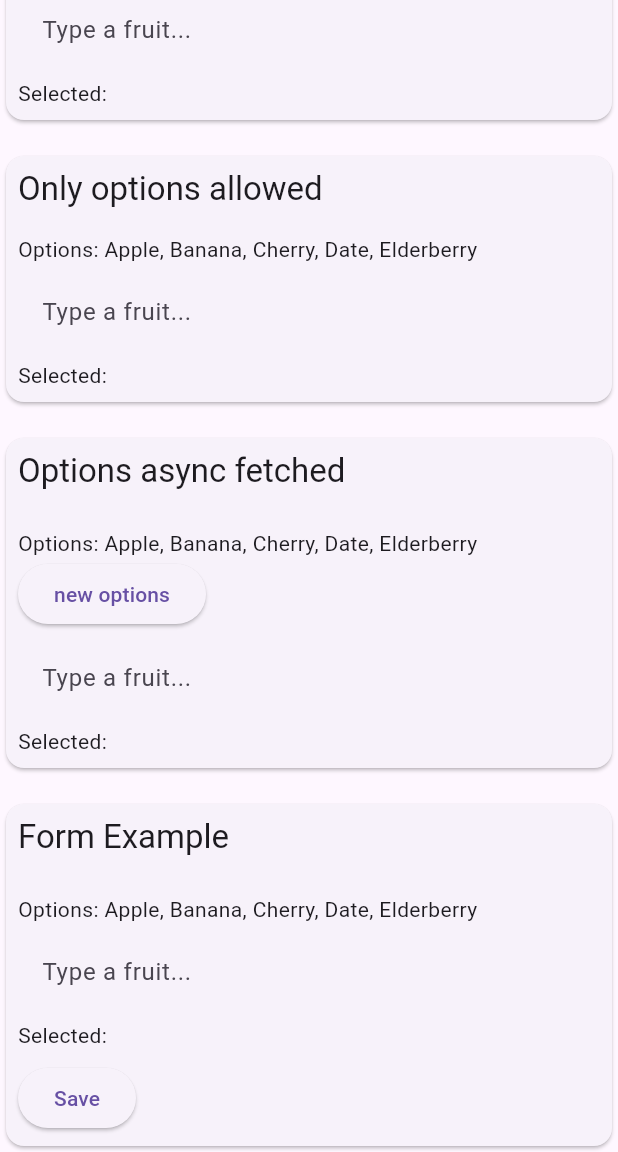
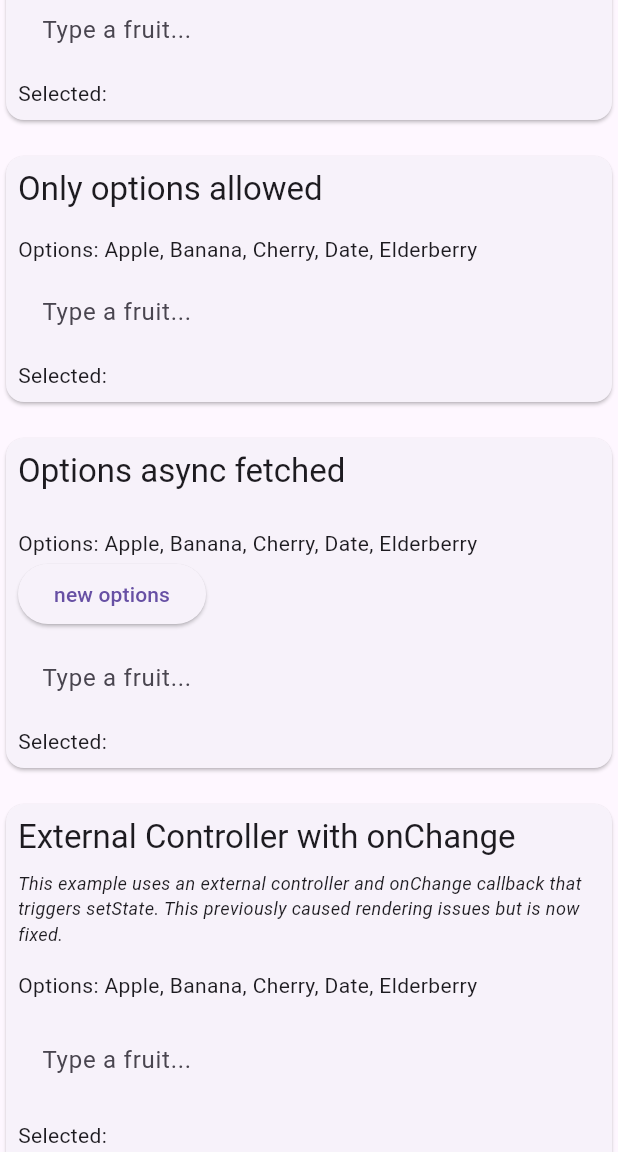
Before and after one commit to BruckCode/chips_input_autocomplete, a Flutter app: the screen it shows after launch, scrolled down 472 dp, on a phone screen of 412 x 824 dp, the part 84-1236 px from its top. Run offline on Flutter 3.47's test engine with Material 3 defaults, Android fonts, the phone set to English and light mode, and no system bars.

Commit message:
Add example demonstrating controller with onChange callback
Co-authored-by: EmilyMoonstone <81753412+EmilyMoonstone@users.noreply.github.com>

```diff
--- /dev/null
+++ b/example/lib/example_on_changed.dart
@@ -0,0 +1,77 @@
+import 'package:chips_input_autocomplete/chips_input_autocomplete.dart';
+import 'package:chips_input_autocomplete_example/constants.dart';
+import 'package:flutter/material.dart';
+
+/// Example demonstrating the use of ChipsInputAutocomplete with an external
+/// controller and onChange callback that triggers setState in parent widget.
+///
+/// This example specifically tests the fix for the issue where rendering went
+/// weird when both controller and onChange callback were set.
+class ChipsInputExampleOnChanged extends StatefulWidget {
+  const ChipsInputExampleOnChanged({super.key});
+
+  @override
+  State<ChipsInputExampleOnChanged> createState() =>
+      _ChipsInputExampleOnChangedState();
+}
+
+class _ChipsInputExampleOnChangedState
+    extends State<ChipsInputExampleOnChanged> {
+  final ChipsAutocompleteController _controller = ChipsAutocompleteController();
+  String _selectedChipsText = '';
+  int _changeCount = 0;
+
+  @override
+  void dispose() {
+    _controller.dispose();
+    super.dispose();
+  }
+
+  @override
+  Widget build(BuildContext context) {
+    return Card(
+      child: Padding(
+        padding: const EdgeInsets.all(8.0),
+        child: ConstrainedBox(
+          constraints: const BoxConstraints(maxWidth: 500),
+          child: Column(
+            crossAxisAlignment: CrossAxisAlignment.start,
+            children: [
+              Text(
+                'External Controller with onChange',
+                style: Theme.of(context).textTheme.titleLarge,
+              ),
+              const SizedBox(height: 8),
+              const Text(
+                'This example uses an external controller and onChange callback '
+                'that triggers setState. This previously caused rendering issues '
+                'but is now fixed.',
+                style: TextStyle(fontSize: 12, fontStyle: FontStyle.italic),
+              ),
+              const SizedBox(height: 16),
+              Text('Options: ${options.join(', ')}'),
+              const SizedBox(height: 8),
+              ChipsInputAutocomplete(
+                controller: _controller,
+                options: options,
+                decorationTextField: const InputDecoration(
+                  hintText: 'Type a fruit...',
+                ),
+                onChanged: (chips) {
+                  // This setState call previously caused issues
+                  setState(() {
+                    _selectedChipsText = chips?.join(', ') ?? '';
+                    _changeCount++;
+                  });
+                },
+              ),
+              const SizedBox(height: 8),
+              Text('Selected: $_selectedChipsText'),
+              Text('Changes: $_changeCount'),
+            ],
+          ),
+        ),
+      ),
+    );
+  }
+}
--- a/example/lib/main.dart
+++ b/example/lib/main.dart
@@ -8,6 +8,7 @@ import 'dart:async';
 import 'package:chips_input_autocomplete_example/example_basic.dart';
 import 'package:chips_input_autocomplete_example/example_form.dart';
 import 'package:chips_input_autocomplete_example/example_insert_on_select.dart';
+import 'package:chips_input_autocomplete_example/example_on_changed.dart';
 import 'package:chips_input_autocomplete_example/example_only_options.dart';
 import 'package:chips_input_autocomplete_example/constants.dart';
 import 'package:chips_input_autocomplete_example/example_options_async_basic.dart';
@@ -240,6 +241,10 @@ class _HomePageState extends State<HomePage> {
               const SizedBox(
                 height: 16,
               ),
+              const ChipsInputExampleOnChanged(),
+              const SizedBox(
+                height: 16,
+              ),
               const ChipsInputExampleForm(),
             ],
           ),
```
